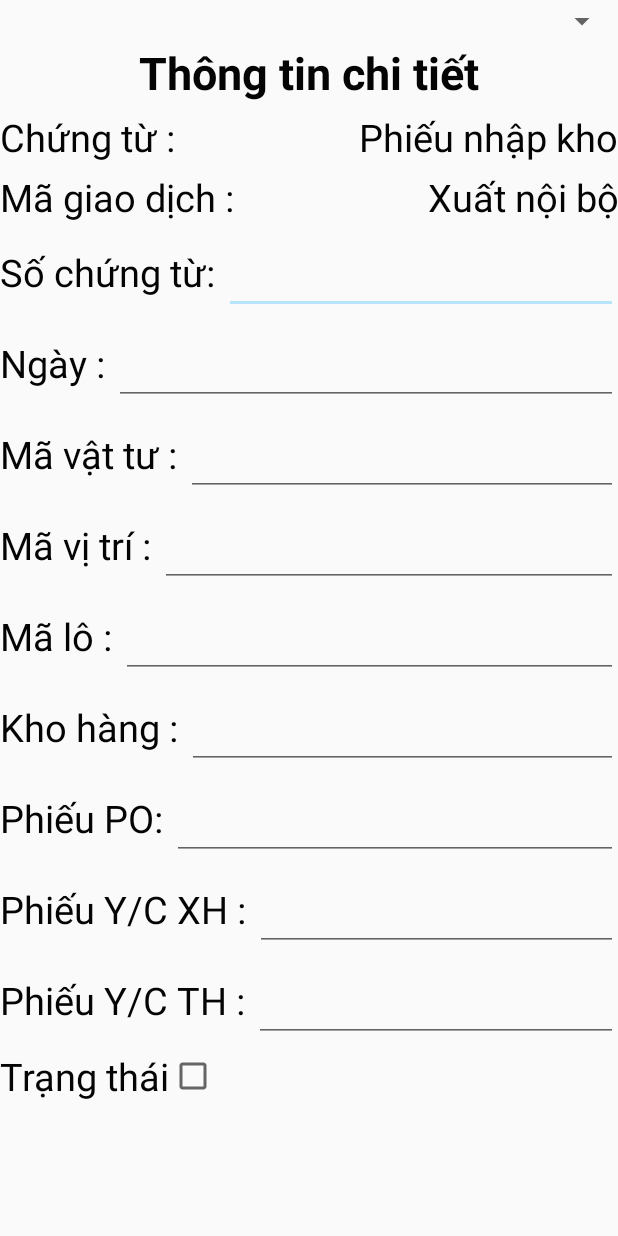
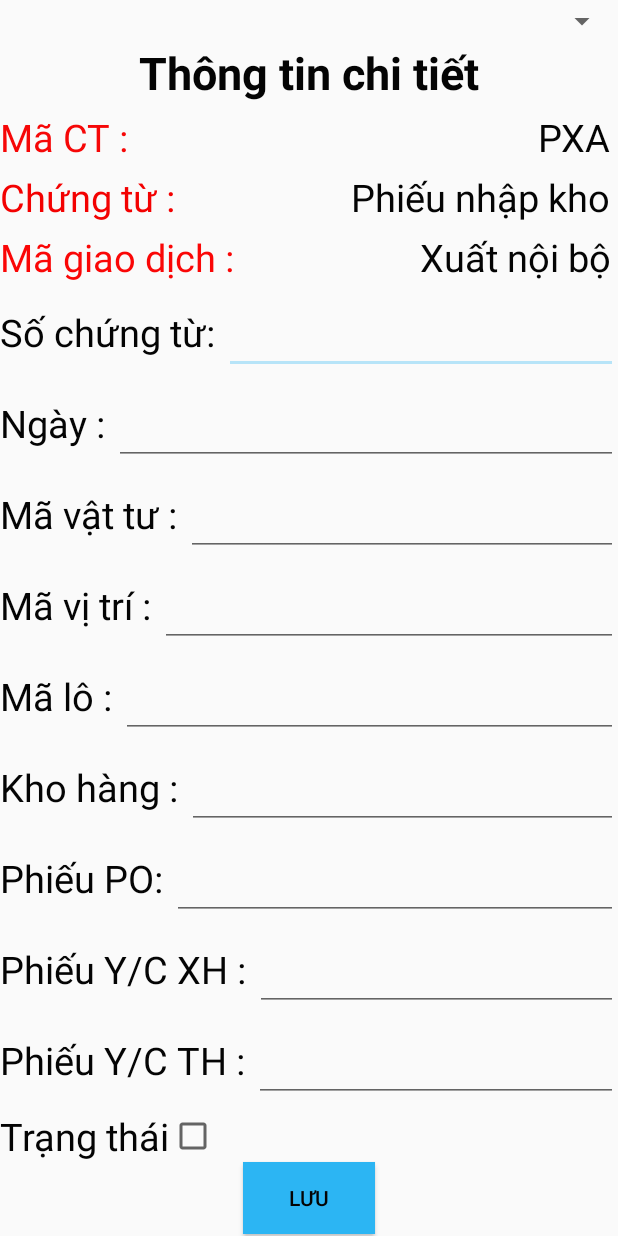
Before and after one commit to vanthuan9699/ATOSQLite, an Android app: the screen it shows after launch (MainActivity), on a phone screen of 412 x 824 dp. Run offline under Robolectric (Android 15) with nearby library versions, the phone set to English and light mode, and no system bars.

Commit message:
no message

```diff
--- a/app/src/main/java/com/example/myapplication/MainActivity.java
+++ b/app/src/main/java/com/example/myapplication/MainActivity.java
@@ -11,7 +11,7 @@ import android.widget.TextView;
 import android.widget.Toast;
 
 public class MainActivity extends AppCompatActivity {
-TextView tv_ct, tv_magd, tv_soct;
+TextView tv_mact, tv_ct, tv_magd, tv_soct;
     EditText edt_ghichu;
     final Context context = this;
     private SQLiteDatabase db;
@@ -30,7 +30,7 @@ TextView tv_ct, tv_magd, tv_soct;
         tv_ct = findViewById(R.id.ct);
         tv_magd = findViewById(R.id.gd);
         tv_soct = findViewById(R.id.soct);
-
+        tv_mact = findViewById(R.id.ma_ct);
     }
     private void initData() {
         db = openOrCreateDatabase("QuanLy.db", MODE_PRIVATE, null);
@@ -77,6 +77,7 @@ TextView tv_ct, tv_magd, tv_soct;
         String sql = "SELECT * FROM zcdmct_tudong";
         Cursor cursor = db.rawQuery(sql, null);
         while (cursor.moveToNext()) {
+            tv_mact.setText(cursor.getString(0));
             tv_ct.setText(cursor.getString(1));
         }
         String sql1 = "SELECT * FROM zcdmct_giaodich";
--- a/app/src/main/res/layout/activity_main.xml
+++ b/app/src/main/res/layout/activity_main.xml
@@ -13,6 +13,7 @@
         android:layout_height="wrap_content"
         android:layout_marginTop="2dp" />
 
+
     <TextView
         android:layout_width="match_parent"
         android:layout_height="wrap_content"
@@ -27,14 +28,43 @@
         android:layout_width="match_parent"
         android:layout_height="wrap_content"
         android:layout_marginTop="5dp"
+        android:layout_marginRight="5dp"
+
+        android:orientation="horizontal">
+
+        <TextView
+            android:layout_width="wrap_content"
+            android:layout_height="wrap_content"
+            android:text="Mã CT : "
+
+            android:textColor="#F60707"
+            android:textSize="25sp" />
+
+        <TextView
+            android:id="@+id/ma_ct"
+            android:layout_width="match_parent"
+            android:layout_height="wrap_content"
+            android:gravity="right"
+            android:textColor="#040404"
+            android:textSize="25sp"
+
+            />
+    </LinearLayout>
+
+
+    <LinearLayout
+        android:layout_width="match_parent"
+        android:layout_height="wrap_content"
+        android:layout_marginTop="5dp"
+
+        android:layout_marginRight="5dp"
         android:orientation="horizontal">
 
         <TextView
             android:layout_width="wrap_content"
             android:layout_height="wrap_content"
             android:text="Chứng từ : "
-            android:textColor="#040404"
-
+            android:textColor="#F30101"
             android:textSize="25sp" />
 
         <TextView
@@ -51,8 +81,9 @@
     <LinearLayout
         android:layout_width="match_parent"
         android:layout_height="wrap_content"
+        android:layout_marginTop="5dp"
 
-        android:layout_marginTop="5dp"
+        android:layout_marginRight="5dp"
         android:orientation="horizontal"
 
         >
@@ -61,7 +92,7 @@
             android:layout_width="wrap_content"
             android:layout_height="wrap_content"
             android:text="Mã giao dịch : "
-            android:textColor="#040404"
+            android:textColor="#FA0606"
 
             android:textSize="25sp" />
 
@@ -312,10 +343,17 @@
             android:id="@+id/trangthai"
             android:layout_width="match_parent"
             android:layout_height="wrap_content"
-
             android:textColor="#040404"
             android:textSize="25sp" />
     </LinearLayout>
 
+    <Button
+        android:layout_width="wrap_content"
+        android:layout_height="wrap_content"
+        android:layout_gravity="center"
+        android:textColor="#040404"
+        android:background="#2CB5F3"
+        android:text="LƯU" />
+
 
 </LinearLayout>
```
